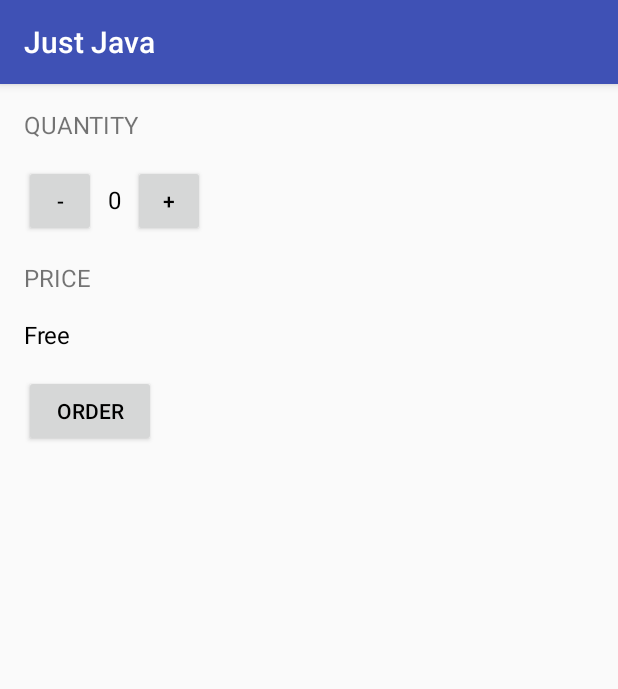
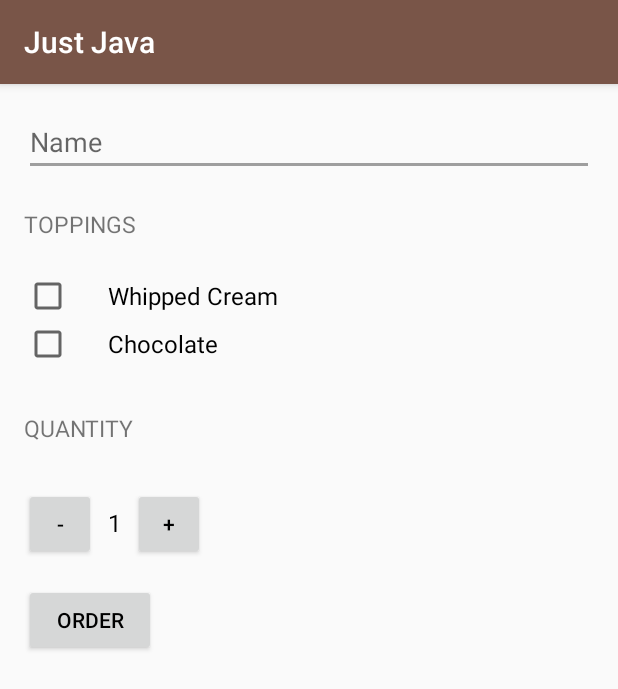
Before and after one commit to LiraNeto/2TutorialAndroid, an Android app: the screen it shows after launch (MainActivity), after a tap on "ORDER", on a phone screen of 412 x 824 dp. Shown: the top 689 px of the screen. Run offline under Robolectric (Android 15) with nearby library versions, the phone set to English and light mode, and no system bars.

Commit message:
Final commit?

```diff
--- a/app/src/main/java/com/example/android/justjava/MainActivity.java
+++ b/app/src/main/java/com/example/android/justjava/MainActivity.java
@@ -1,23 +1,30 @@
 package com.example.android.justjava;
 
 
+import android.content.Intent;
+import android.net.Uri;
 import android.support.v7.app.AppCompatActivity;
 import android.os.Bundle;
 import android.view.View;
+import android.widget.CheckBox;
+import android.widget.EditText;
 import android.widget.TextView;
 
 import java.text.NumberFormat;
 
 public class MainActivity extends AppCompatActivity {
-    private int quantity = 0;
+    private int quantity = 1;
+
+    private final float pricePerCup = 5f,
+                        chocolatePricePerCup = 2f,
+                        whippedCreamPricePerCup = 1f;
 
     @Override
     protected void onCreate(Bundle savedInstanceState) {
         super.onCreate(savedInstanceState);
         setContentView(R.layout.activity_main);
 
-        this.displayQuantity(this.quantity);
-        this.displayPrice(this.quantity*5);
+        this.displayQuantity();
 
     }
 
@@ -25,8 +32,82 @@ public class MainActivity extends AppCompatActivity {
      * This method is called when the order button is clicked.
      */
     public void submitOrder(View view) {
-        String priceMessage = "Free";
-        this.displayPrice(priceMessage);
+        String message = this.createOrderSummary ();
+
+        String [] address = new String[20];
+
+        address[0] = "xandsagro@hotmail.com";
+
+        Intent emailIntent = new Intent(Intent.ACTION_SENDTO);
+        emailIntent.setData(Uri.parse("mailto:"));
+        emailIntent.putExtra(Intent.EXTRA_EMAIL, address);
+        emailIntent.putExtra(Intent.EXTRA_SUBJECT,
+                                    this.getString(R.string.order_summary_email_subject,
+                                    this.getName()));
+        emailIntent.putExtra(Intent.EXTRA_TEXT, message);
+
+        if (emailIntent.resolveActivity(getPackageManager()) != null)
+            startActivity(emailIntent);
+
+    }
+
+    private String createOrderSummary () {
+        String message = "",
+                priceFormated = NumberFormat.getCurrencyInstance().format(this.calculatePrice());;
+
+        message += this.getString(R.string.order_summary_name,this.getName());
+
+        message += this.checkToppingsMessage();
+
+        message += "\n" + this.getString(R.string.order_summary_quantity, this.quantity);
+        message += "\n" + this.getString(R.string.order_summary_price, priceFormated);
+        message += "\n" + this.getString(R.string.thank_you);
+
+        return message;
+    }
+
+    private String getName () {
+        EditText name = (EditText) this.findViewById(R.id.name_edittext);
+
+        return name.getText().toString();
+    }
+
+    private String checkToppingsMessage () {
+        CheckBox whippedCream = (CheckBox) this.findViewById(R.id.whipped_cream_checkbox),
+                chocolate = (CheckBox) this.findViewById(R.id.chocolate_checkbox);
+        String message = "";
+
+        if (whippedCream.isChecked())
+            message += "\n" + this.getString(R.string.order_summary_whipped_cream,
+                                this.getString(R.string.yes));
+        else
+            message += "\n" + this.getString(R.string.order_summary_whipped_cream,
+        this.getString(R.string.no));
+
+        if (chocolate.isChecked())
+            message += "\n" + this.getString(R.string.order_summary_chocolate,
+                    this.getString(R.string.yes));
+        else
+            message += "\n" + this.getString(R.string.order_summary_chocolate,
+                    this.getString(R.string.no));
+
+        return message;
+    }
+
+    private float checkToppingsPrice () {
+        CheckBox whipped_cream = (CheckBox) this.findViewById(R.id.whipped_cream_checkbox),
+                chocolate = (CheckBox) this.findViewById(R.id.chocolate_checkbox);
+        float price = 0f;
+
+
+        if (whipped_cream.isChecked())
+            price += this.whippedCreamPricePerCup;
+
+        if (chocolate.isChecked())
+            price += this.chocolatePricePerCup;
+
+
+        return price;
     }
 
     /**
@@ -35,10 +116,12 @@ public class MainActivity extends AppCompatActivity {
      */
 
     public void incrementQuantity(View view){
-        this.quantity ++;
+        if (this.quantity < 100)
+            this.quantity ++;
+        else
+            this.quantity = 100;
 
-        this.displayQuantity(this.quantity);
-        this.displayPrice(this.quantity);
+        this.displayQuantity();
     }
 
     /**
@@ -47,38 +130,26 @@ public class MainActivity extends AppCompatActivity {
      */
 
     public void decrementQuantity(View view){
-        if (this.quantity > 0)
+        if (this.quantity > 1)
             this.quantity --;
         else
-            this.quantity = 0;
+            this.quantity = 1;
 
-        this.displayQuantity(this.quantity);
-        this.displayPrice(this.quantity);
+        this.displayQuantity();
     }
 
     /**
      * This method displays the given quantity value on the screen.
      */
-    private void displayQuantity (int number) {
-        TextView quantityTextView = (TextView) findViewById(R.id.quantity_number_textview);
-        quantityTextView.setText("" + number);
-    }
-
-    /**
-     * This method display the given value on the screen.
-     */
-
-    private void displayPrice (int number) {
-        float price = 2.5f;
-        TextView priceTextView = (TextView) findViewById(R.id.price_number_textview);
-        priceTextView.setText("Total: " + NumberFormat.getCurrencyInstance().format(number * price) + "\nThank you!");
+    private void displayQuantity () {
+        TextView quantityTextView = (TextView) this.findViewById(R.id.quantity_number_textview);
+        quantityTextView.setText("" + this.quantity);
     }
 
 
+    private float calculatePrice() {
 
-    private void displayPrice (String message){
-        TextView priceTextView = (TextView) findViewById(R.id.price_number_textview);
-        priceTextView.setText(message);
+        return this.quantity * (this.pricePerCup + this.checkToppingsPrice());
     }
 
 }
--- a/app/src/main/res/layout/activity_main.xml
+++ b/app/src/main/res/layout/activity_main.xml
@@ -1,35 +1,83 @@
 <?xml version="1.0" encoding="utf-8"?>
 
-<LinearLayout
-    xmlns:android="http://schemas.android.com/apk/res/android"
+<ScrollView xmlns:android="http://schemas.android.com/apk/res/android"
     xmlns:tools="http://schemas.android.com/tools"
     android:layout_width="match_parent"
     android:layout_height="match_parent"
+    tools:context="com.example.android.justjava.MainActivity">
+
+    <LinearLayout
+        android:layout_width="match_parent"
+        android:layout_height="match_parent"
         android:orientation="vertical"
-    android:paddingTop="16dp"
         android:paddingBottom="16dp"
         android:paddingLeft="16dp"
         android:paddingRight="16dp"
-    tools:context="com.example.android.justjava.MainActivity">
+        android:paddingTop="16dp">
+
+        <LinearLayout
+            android:layout_width="match_parent"
+            android:layout_height="wrap_content"
+            android:paddingBottom="16dp">
+
+            <EditText
+                android:id="@+id/name_edittext"
+                android:layout_width="0dp"
+                android:layout_height="wrap_content"
+                android:layout_weight="1"
+
+                android:hint="@string/name_edittext"
+                android:inputType="textCapWords"/>
+        </LinearLayout>
+
+        <TextView
+            android:id="@+id/topping_textview"
+
+            style="@style/HeaderTextStyle"
+
+            android:paddingBottom="16dp"
+
+            android:text="@string/topping_textview" />
+
+        <CheckBox
+            android:id="@+id/whipped_cream_checkbox"
+
+            android:layout_width="wrap_content"
+            android:layout_height="wrap_content"
+
+            android:paddingLeft="24dp"
+
+            android:text="@string/whipped_cream_checkbox"
+            android:textColor="@android:color/black"
+            android:textSize="16sp" />
+
+        <CheckBox
+            android:id="@+id/chocolate_checkbox"
+
+            android:layout_width="wrap_content"
+            android:layout_height="wrap_content"
+            android:layout_marginBottom="16dp"
+            android:paddingLeft="24dp"
+
+            android:text="@string/chocolate_checkbox"
+            android:textColor="@android:color/black"
+            android:textSize="16sp" />
 
         <TextView
             android:id="@+id/quantity_textview"
 
-        android:layout_width="wrap_content"
-        android:layout_height="wrap_content"
+            style="@style/HeaderTextStyle"
 
 
-        android:text="Quantity"
-        android:textSize="16sp"
-        android:textAllCaps="true"/>
+            android:text="@string/quantity_textview" />
 
         <LinearLayout
             android:layout_width="wrap_content"
             android:layout_height="wrap_content"
 
-        android:orientation="horizontal"
+            android:layout_marginTop="16dp"
 
-        android:layout_marginTop="16dp">
+            android:orientation="horizontal">
 
             <Button
                 android:id="@+id/dec_quantity_button"
@@ -40,7 +88,7 @@
                 android:onClick="decrementQuantity"
 
                 android:text="-"
-            android:textColor="@android:color/black"/>
+                android:textColor="@android:color/black" />
 
             <TextView
                 android:id="@+id/quantity_number_textview"
@@ -52,8 +100,8 @@
                 android:paddingRight="8dp"
 
                 android:text="-X-"
-            android:textSize="16sp"
-            android:textColor="@android:color/black"/>
+                android:textColor="@android:color/black"
+                android:textSize="16sp" />
 
             <Button
                 android:id="@+id/inc_quantity_button"
@@ -62,39 +110,12 @@
                 android:layout_height="48dp"
 
 
-
                 android:onClick="incrementQuantity"
 
 
                 android:text="+"
-            android:textColor="@android:color/black"/>
+                android:textColor="@android:color/black" />
         </LinearLayout>
-
-
-
-    <TextView
-        android:id="@+id/price_textview"
-
-        android:layout_width="wrap_content"
-        android:layout_height="wrap_content"
-
-        android:paddingTop="16dp"
-
-        android:text="Price"
-        android:textSize="16sp"
-        android:textAllCaps="true"/>
-
-    <TextView
-        android:id="@+id/price_number_textview"
-
-        android:layout_width="wrap_content"
-        android:layout_height="wrap_content"
-
-        android:paddingTop="16dp"
-
-        android:text="X-X"
-        android:textSize="16sp"
-        android:textColor="@android:color/black"/>
 
         <Button
             android:id="@+id/order_button"
@@ -106,8 +127,11 @@
 
             android:onClick="submitOrder"
 
-        android:text="Order"
-        android:textColor="@android:color/black"
-        android:textAllCaps="true"/>
+            android:text="@string/order_button"
+            android:textAllCaps="true"
+            android:textColor="@android:color/black" />
 
     </LinearLayout>
+
+
+</ScrollView>
--- a/app/src/main/res/values/strings.xml
+++ b/app/src/main/res/values/strings.xml
@@ -1,3 +1,18 @@
-<resources>
+<resources xmlns:xliff="urn:oasis:names:tc:xliff:document:1.2">
     <string name="app_name">Just Java</string>
+    <string name="name_edittext">Name</string>
+    <string name="topping_textview">toppings</string>
+    <string name="whipped_cream_checkbox">Whipped Cream</string>
+    <string name="chocolate_checkbox">Chocolate</string>
+    <string name="quantity_textview">quantity</string>
+    <string name="order_button">order</string>
+    <string name="order_summary_quantity">Quantity: <xliff:g id="quantity" example="2">%d</xliff:g> cups</string>
+    <string name="order_summary_name">Name: <xliff:g id="name" example="Amy">%s</xliff:g></string>
+    <string name="order_summary_whipped_cream">Add whipped cream? <xliff:g id="addWhippedCream" example="true">%s</xliff:g></string>
+    <string name="order_summary_chocolate">Add chocolate?<xliff:g id="addChocolate" example="true">%s</xliff:g></string>
+    <string name="order_summary_price">Total: <xliff:g id="price" example="$10">%s</xliff:g></string>
+    <string name="thank_you">Thank you!</string>
+    <string name="order_summary_email_subject">Just Java to <xliff:g id="name" example="Amy">%s</xliff:g></string>
+    <string name="yes">Yes</string>
+    <string name="no">No</string>
 </resources>
--- a/app/src/main/res/values/styles.xml
+++ b/app/src/main/res/values/styles.xml
@@ -3,9 +3,18 @@
     <!-- Base application theme. -->
     <style name="AppTheme" parent="Theme.AppCompat.Light.DarkActionBar">
         <!-- Customize your theme here. -->
-        <item name="colorPrimary">@color/colorPrimary</item>
-        <item name="colorPrimaryDark">@color/colorPrimaryDark</item>
-        <item name="colorAccent">@color/colorAccent</item>
+        <item name="colorPrimary">#795548</item>
+        <item name="colorPrimaryDark">#5D4037</item>
+        <item name="colorAccent">#9E9E9E</item>
+
+    </style>
+
+    <style name="HeaderTextStyle">
+        <item name="android:layout_width">wrap_content</item>
+        <item name="android:layout_height">48dp</item>
+        <item name="android:gravity">center_vertical</item>
+        <item name="android:textAllCaps">true</item>
+        <item name="android:textSize">15sp</item>
     </style>
 
 </resources>
```
Also changed, not shown: 1 other file. Lines whose indentation alone changed are shown as unchanged.
